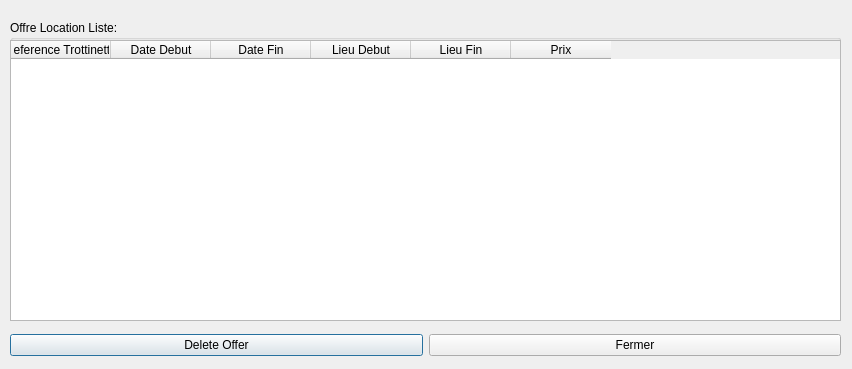
Darhal/Trottipret, file View/viewlistoffrelocation.ui: the form before one commit.
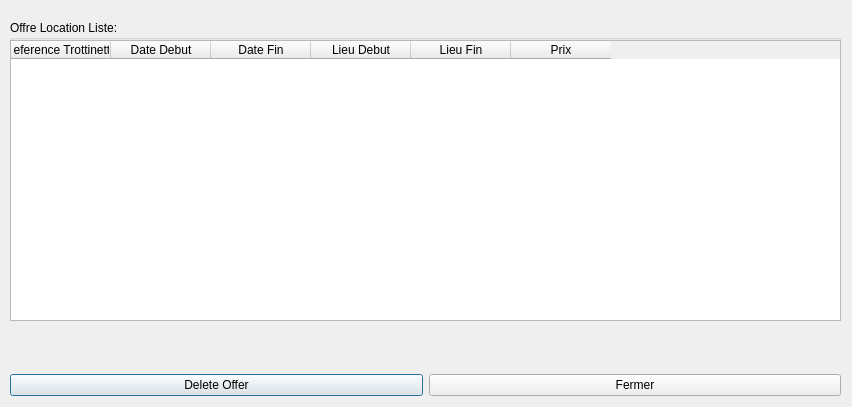
The form after the commit.

What changed in the file:
```diff
--- a/View/viewlistoffrelocation.ui
+++ b/View/viewlistoffrelocation.ui
@@ -7,7 +7,7 @@
     <x>0</x>
     <y>0</y>
     <width>852</width>
-    <height>369</height>
+    <height>407</height>
    </rect>
   </property>
   <property name="windowTitle">
@@ -70,7 +70,7 @@
    <property name="geometry">
     <rect>
      <x>10</x>
-     <y>330</y>
+     <y>370</y>
      <width>831</width>
      <height>31</height>
     </rect>
@@ -92,6 +92,19 @@
     </item>
    </layout>
   </widget>
+  <widget class="QLabel" name="info">
+   <property name="geometry">
+    <rect>
+     <x>20</x>
+     <y>330</y>
+     <width>811</width>
+     <height>31</height>
+    </rect>
+   </property>
+   <property name="text">
+    <string/>
+   </property>
+  </widget>
  </widget>
  <resources/>
  <connections/>
```
Left out of the diff: 2 changed lines with no effect on the pictures.
